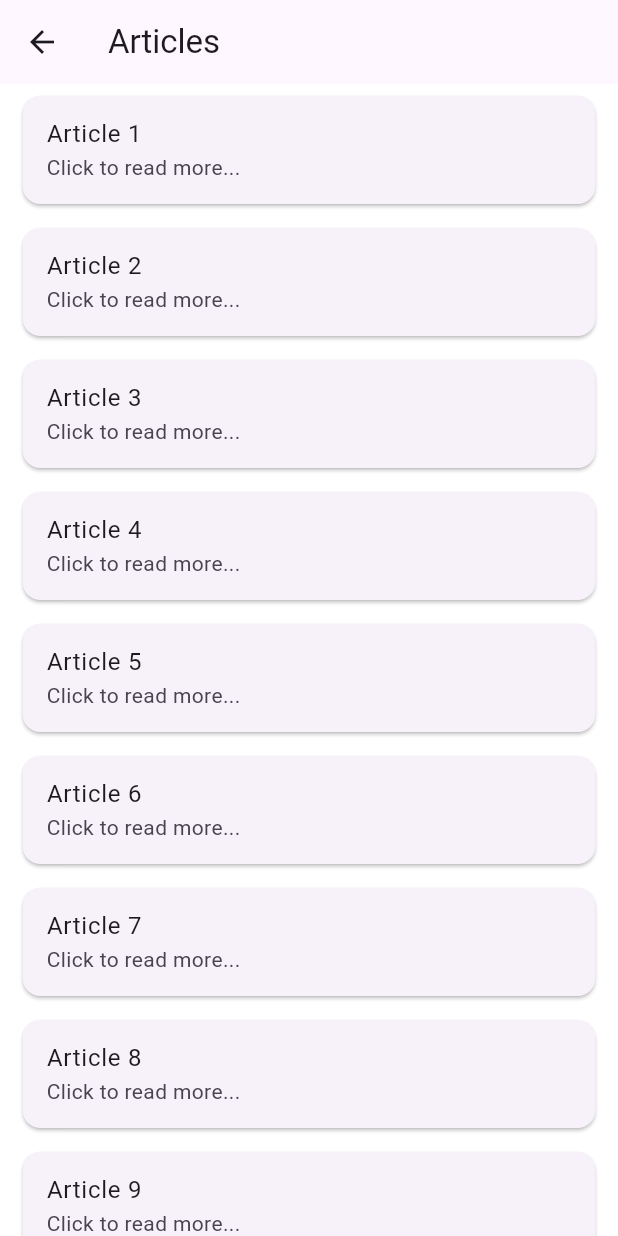
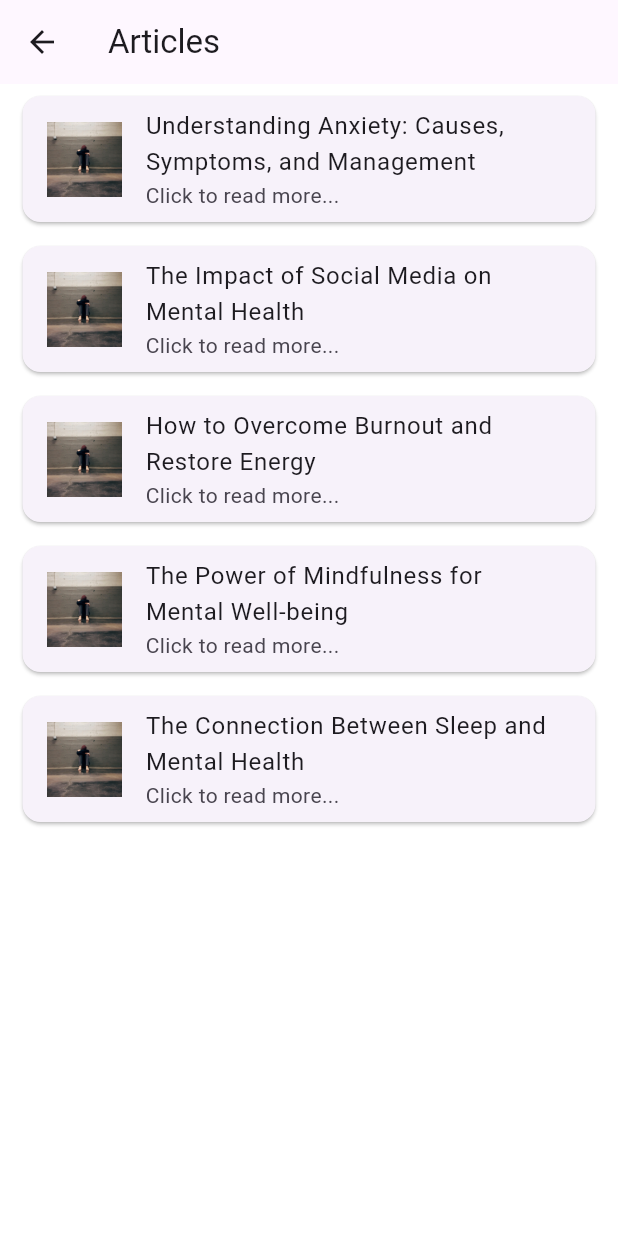
Before and after one commit to Saurabhhsahu/Mitra, a Flutter app: the ProfileScreen screen opened directly, after a tap on "Articles", on a phone screen of 412 x 824 dp. Run offline on Flutter 3.47's test engine with Material 3 defaults, Android fonts, the phone set to English and light mode, and no system bars; our stand-ins replace firebase_core, fl_chart, shared_preferences; missing offline and left inert: mongo_dart; accounts and stored records are empty.

Commit message:
fixed articles image issue

```diff
--- /dev/null
+++ b/lib/data/articles_data.dart
@@ -0,0 +1,37 @@
+class Article {
+  final String title;
+  final String imageAsset;
+  final String content;
+
+  Article({required this.title, required this.imageAsset, required this.content});
+}
+
+final List<Article> articles = [
+  Article(
+    title: "Understanding Anxiety: Causes, Symptoms, and Management",
+    imageAsset: "assets/anxiety.jpg",
+    content: "Anxiety is a natural response to stress, but excessive anxiety can interfere with daily life. Common causes include genetics, trauma, and prolonged stress. Symptoms include restlessness, rapid heartbeat, and difficulty concentrating. To manage anxiety, practice mindfulness, engage in physical activity, maintain a balanced diet, and seek professional support if necessary.",
+  ),
+  Article(
+    title: "The Impact of Social Media on Mental Health",
+    imageAsset: "assets/anxiety.jpg",
+    content: "Social media can both positively and negatively impact mental health. Excessive use may lead to anxiety, depression, and low self-esteem due to unrealistic comparisons. On the other hand, social media can foster connection and support. To maintain balance, set time limits, engage in offline activities, and curate a positive digital environment.",
+  ),
+  Article(
+    title: "How to Overcome Burnout and Restore Energy",
+    imageAsset: "assets/anxiety.jpg",
+    content: "Burnout occurs due to prolonged stress, often from work or academic pressure. Symptoms include exhaustion, lack of motivation, and irritability. Recovery strategies include setting boundaries, taking breaks, practicing self-care, and ensuring a healthy work-life balance. Seeking support from friends, family, or professionals can also aid recovery.",
+  ),
+  Article(
+    title: "The Power of Mindfulness for Mental Well-being",
+    imageAsset: "assets/anxiety.jpg",
+    content: "Mindfulness is the practice of being fully present in the moment. It helps reduce stress, improve focus, and enhance emotional regulation. Techniques include deep breathing, meditation, and mindful observation of thoughts and surroundings. Regular mindfulness practice leads to a calmer and more balanced mind.",
+  ),
+  Article(
+    title: "The Connection Between Sleep and Mental Health",
+    imageAsset: "assets/anxiety.jpg",
+    content: "Sleep plays a crucial role in mental health, affecting mood, memory, and overall well-being. Poor sleep can contribute to anxiety, depression, and cognitive difficulties. To improve sleep, maintain a consistent sleep schedule, reduce screen time before bed, and create a relaxing nighttime routine."
+  ),
+
+  // Add more articles here
+];
--- a/lib/data/user_data.dart
+++ b/lib/data/user_data.dart
@@ -1,6 +1,6 @@
-// lib/data/user_data.dart
 import '../models/user_model.dart';
 import '../models/mood_entry.dart';
+import 'dart:math';
 
 class UserData {
   // Singleton instance
@@ -10,7 +10,21 @@ class UserData {
 
   UserData._internal();
 
-  // Mock user data
+  static final List<String> _moods = ['Happy', 'Angry', 'Calm', 'Manic'];
+
+  static final List<MoodEntry> _moodEntries = [
+    MoodEntry(date: DateTime.now().subtract(const Duration(days: 1)), mood: 'Happy', note: 'Great day at work!'),
+    MoodEntry(date: DateTime.now().subtract(const Duration(days: 2)), mood: 'Angry', note: 'Got stuck in traffic.'),
+    MoodEntry(date: DateTime.now().subtract(const Duration(days: 3)), mood: 'Calm', note: 'Had a relaxing weekend.'),
+    MoodEntry(date: DateTime.now().subtract(const Duration(days: 4)), mood: 'Manic', note: 'So much energy today!'),
+    MoodEntry(date: DateTime.now().subtract(const Duration(days: 5)), mood: 'Happy', note: 'Completed a big project!'),
+    MoodEntry(date: DateTime.now().subtract(const Duration(days: 6)), mood: 'Calm', note: 'Peaceful day with family.'),
+    MoodEntry(date: DateTime.now().subtract(const Duration(days: 7)), mood: 'Angry', note: 'Had an argument with a friend.'),
+    MoodEntry(date: DateTime.now().subtract(const Duration(days: 8)), mood: 'Manic', note: 'Worked on a new idea nonstop!'),
+    MoodEntry(date: DateTime.now().subtract(const Duration(days: 9)), mood: 'Happy', note: 'Received great feedback!'),
+    MoodEntry(date: DateTime.now().subtract(const Duration(days: 10)), mood: 'Calm', note: 'A quiet and restful day.'),
+  ];
+
   static User getUser() {
     return User(
       name: 'Saurabh Kumar',
@@ -24,59 +38,22 @@ class UserData {
     );
   }
 
-  // Mock mood entries
   static List<MoodEntry> getMoodEntries() {
-    final today = DateTime.now();
-
-    return [
-      MoodEntry(
-        date: today.subtract(const Duration(days: 6)),
-        mood: 'Happy',
-        note: 'Completed my project ahead of schedule!',
-      ),
-      MoodEntry(
-        date: today.subtract(const Duration(days: 5)),
-        mood: 'Good',
-        note: 'Had a productive day at work.',
-      ),
-      MoodEntry(
-        date: today.subtract(const Duration(days: 4)),
-        mood: 'Neutral',
-        note: 'Just an ordinary day.',
-      ),
-      MoodEntry(
-        date: today.subtract(const Duration(days: 3)),
-        mood: 'Sad',
-        note: 'Missed an important deadline.',
-      ),
-      MoodEntry(
-        date: today.subtract(const Duration(days: 2)),
-        mood: 'Angry',
-        note: 'Got stuck in traffic for 2 hours!',
-      ),
-      MoodEntry(
-        date: today.subtract(const Duration(days: 1)),
-        mood: 'Good',
-        note: 'Found a solution to a tough problem.',
-      ),
-      MoodEntry(
-        date: today,
-        mood: 'Happy',
-        note: 'It\'s Friday!',
-      ),
-    ];
+    return _moodEntries;
   }
 
-  // Method to handle real API data when available
-  static Future<User> fetchUserData() async {
-    // This would be replaced with actual API call
-    // For now, return mock data
-    return getUser();
+  static void addMoodEntry(MoodEntry moodEntry) {
+    final today = DateTime.now();
+    if (_moodEntries.any((entry) =>
+    entry.date.year == today.year &&
+        entry.date.month == today.month &&
+        entry.date.day == today.day)) {
+      return;
+    }
+    _moodEntries.add(moodEntry);
   }
 
   static Future<List<MoodEntry>> fetchMoodEntries() async {
-    // This would be replaced with actual API call
-    // For now, return mock data
-    return getMoodEntries();
+    return Future.value(getMoodEntries());
   }
 }
--- a/lib/screens/articles_screen.dart
+++ b/lib/screens/articles_screen.dart
@@ -1,4 +1,6 @@
 import 'package:flutter/material.dart';
+import '../data/articles_data.dart';
+import 'articles_detail_screen.dart';
 
 class ArticlesScreen extends StatelessWidget {
   const ArticlesScreen({super.key});
@@ -10,15 +12,22 @@ class ArticlesScreen extends StatelessWidget {
         title: const Text('Articles'),
       ),
       body: ListView.builder(
-        itemCount: 10,
+        itemCount: articles.length,
         itemBuilder: (context, index) {
+          final article = articles[index];
           return Card(
             margin: const EdgeInsets.symmetric(horizontal: 15, vertical: 8),
             child: ListTile(
-              title: Text('Article ${index + 1}'),
+              leading: Image.asset(article.imageAsset, width: 50, height: 50, fit: BoxFit.cover),
+              title: Text(article.title),
               subtitle: const Text('Click to read more...'),
               onTap: () {
-                // Navigate to article details
+                Navigator.push(
+                  context,
+                  MaterialPageRoute(
+                    builder: (context) => ArticleDetailScreen(article: article),
+                  ),
+                );
               },
             ),
           );
```
Also changed, not shown: lib/screens/articles_detail_screen.dart (added, +34 -0 lines), lib/screens/landing_screen.dart (+35 -6 lines), lib/sections/mood_char.dart (added, +168 -0 lines), lib/sections/mood_section.dart (+63 -5 lines), pubspec.yaml (+6 -71 lines), assets/anxiety.jpg (added), assets/images/profile.jpeg (renamed from lib/assets/images/profile.jpeg), pubspec.lock, 1 other file.
